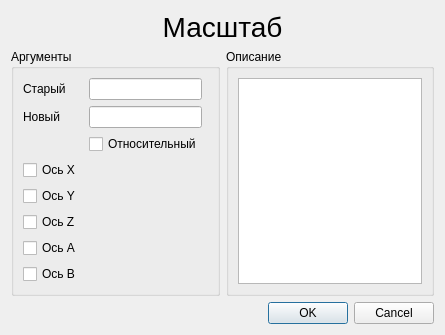
This is KAMEditor/gui/commands/scaledialog.ui in Xtail96/SML as Qt 5 draws it before an edit. The edited form follows.
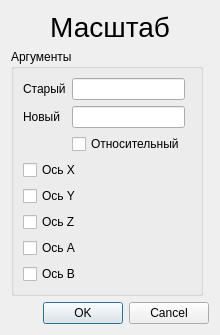
This is the edited form.

```diff
--- a/KAMEditor/gui/commands/scaledialog.ui
+++ b/KAMEditor/gui/commands/scaledialog.ui
@@ -6,8 +6,8 @@
    <rect>
     <x>0</x>
     <y>0</y>
-    <width>445</width>
-    <height>335</height>
+    <width>200</width>
+    <height>320</height>
    </rect>
   </property>
   <property name="windowTitle">
@@ -117,28 +117,6 @@
      </layout>
     </widget>
    </item>
-   <item row="1" column="1">
-    <widget class="QGroupBox" name="scale_description_groupBox">
-     <property name="sizePolicy">
-      <sizepolicy hsizetype="Preferred" vsizetype="Preferred">
-       <horstretch>1</horstretch>
-       <verstretch>0</verstretch>
-      </sizepolicy>
-     </property>
-     <property name="title">
-      <string>Описание</string>
-     </property>
-     <layout class="QVBoxLayout" name="verticalLayout_2">
-      <item>
-       <widget class="QTextEdit" name="scale_description_textEdit">
-        <property name="readOnly">
-         <bool>true</bool>
-        </property>
-       </widget>
-      </item>
-     </layout>
-    </widget>
-   </item>
    <item row="2" column="0" colspan="2">
     <widget class="QDialogButtonBox" name="buttonBox">
      <property name="orientation">
```
Left out of the diff: 6 changed lines with no effect on the pictures.
